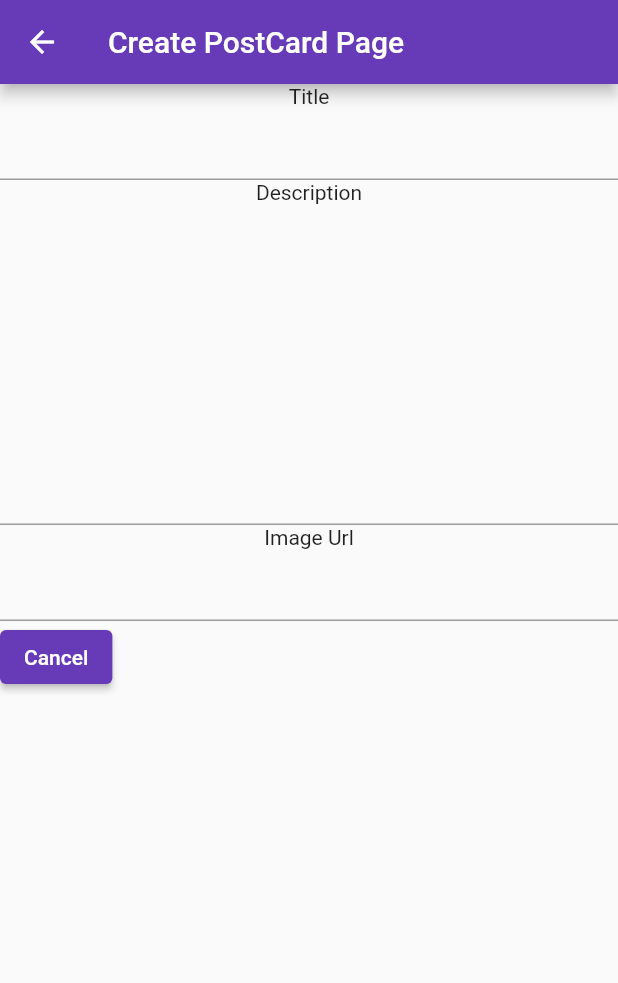
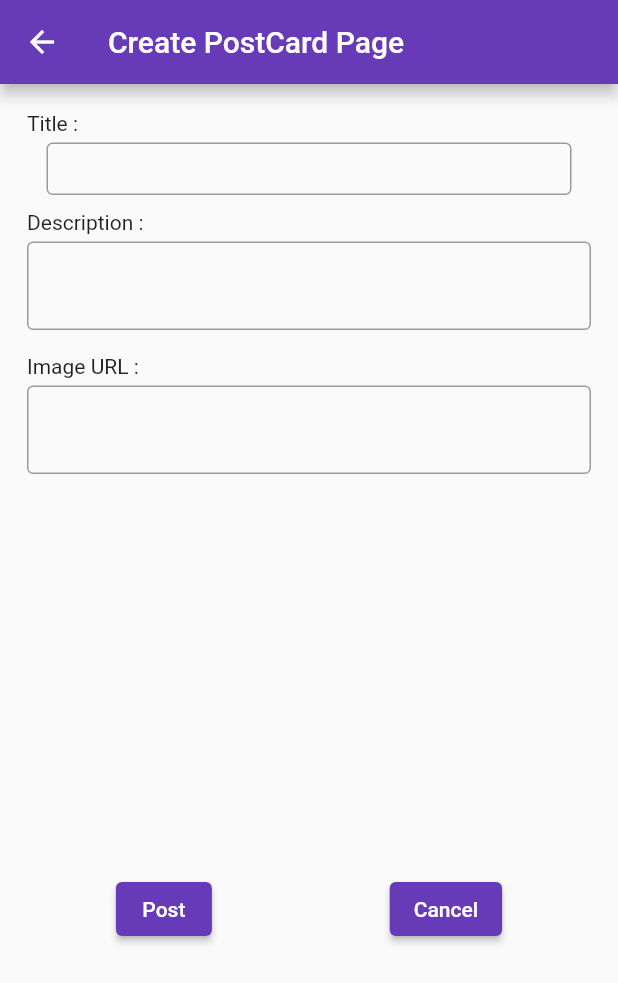
Before and after one commit to barbarajilo/Mobile-Final-Project, a Flutter app: the CreatePostPage screen opened directly, on a phone screen of 412 x 824 dp. Shown: the top 983 px of the screen. Run offline on Flutter 3.47's test engine with Material 2 defaults, Android fonts, the phone set to English and light mode, and no system bars; our stand-ins replace bloc, flutter_bloc; missing offline and left inert: favorite_button; network calls fail.

Commit message:
create post page latest update

```diff
--- a/final_project/lib/createpost.dart
+++ b/final_project/lib/createpost.dart
@@ -1,6 +1,9 @@
+import 'dart:convert';
+
+import 'package:final_project/homepage.dart';
 import 'package:flutter/material.dart';
+import 'package:web_socket_channel/io.dart';
 //import 'package:flutter_bloc/flutter_bloc.dart';
-
 
 class CreatePostPage extends StatefulWidget {
   const CreatePostPage({Key? key}) : super(key: key);
@@ -10,23 +13,60 @@ class CreatePostPage extends StatefulWidget {
 }
 
 class _CreatePostPageState extends State<CreatePostPage> {
-  final _titleTextField = TextEditingController();
-  final _descriptionTextField = TextEditingController();
-  final _imgUrlTextField = TextEditingController();
+  final titleTextField = TextEditingController();
+  final descriptionTextField = TextEditingController();
+  final imgUrlTextField = TextEditingController();
 
+  final channel =
+      IOWebSocketChannel.connect('ws://besquare-demo.herokuapp.com');
+
+  void signInProcess() {
+    channel.sink.add('{"type": "sign_in", "data": {"name" : "barb"}}');
+  }
+
+  createPostRequest() {
+    String titleFieldCheck = titleTextField.text;
+    String descriptionFieldCheck = descriptionTextField.text;
+    String imageFieldCheck = imgUrlTextField.text;
+
+    if (titleFieldCheck == '' ||
+        descriptionFieldCheck == '' ||
+        imageFieldCheck == '') {
+      final snackBar = SnackBar(
+        content: const Text("Fill in all details!"),
+        action: SnackBarAction(label: 'X', onPressed: () {}),
+      );
+
+      print("Empty field");
+    } else {
+      channel.stream.listen((event) {
+        final decodedMessage = jsonDecode(event);
+        print(decodedMessage);
+
+        channel.sink.close();
+      });
+
+      channel.sink.add(
+          '{"type": "create_post", "data": {"title": "$titleFieldCheck", "description": "$descriptionFieldCheck", "image": "$imageFieldCheck"}}');
+
+      Navigator.push(
+          context, MaterialPageRoute(builder: (context) => MyMainHomePage()));
+    }
+  }
 
   @override
   void initState() {
     super.initState();
+    signInProcess();
   }
 
-  @override
+  /*@override
   void dispose() {
-    _titleTextField.dispose();
-    _descriptionTextField.dispose();
-    _imgUrlTextField.dispose();
+    titleTextField.dispose();
+    descriptionTextField.dispose();
+    imgUrlTextField.dispose();
     super.dispose();
-  }
+  }*/
 
   @override
   Widget build(BuildContext context) {
@@ -34,36 +74,83 @@ class _CreatePostPageState extends State<CreatePostPage> {
         appBar: AppBar(
           title: const Text('Create PostCard Page'),
         ),
-      body: Column(
+        //backgroundColor: Colors.white,
+        body: Container(
+          margin: EdgeInsets.all(18),
+          child: SingleChildScrollView(
+            child: Column(
+              mainAxisAlignment: MainAxisAlignment.start,
               children: [
-          Column(
-            children: <Widget>[
-              const Text('Title'),
-              TextFormField(
-                controller: _titleTextField,
-                maxLines: 1,
+                Row(children: [Text('Title : ')]),
+                Container(
+                  padding: EdgeInsets.only(bottom: 10, top: 5),
+                  height: 50,
+                  width: 350,
+                  child: TextField(
+                    controller: titleTextField,
+                    decoration: InputDecoration(
+                        border: OutlineInputBorder()),
                   ),
-              const Text('Description'),
-              TextFormField(
-                controller: _descriptionTextField,
-                maxLines: 10,
                 ),
-              const Text('Image Url'),
-              TextFormField(
-                controller: _imgUrlTextField,
-                maxLines: 1,
-              ),
+                Row(
+                  children: [
+                    Text('Description : '),
                   ],
                 ),
+                Container(
+                  height: 80,
+                  width: 400,
+                  padding: EdgeInsets.only(bottom: 10, top: 5),
+                  child: TextField(
+                    controller: descriptionTextField,
+                    keyboardType: TextInputType.multiline,
+                    maxLines: null,
+                    decoration: InputDecoration(
+                        border: OutlineInputBorder()),
+                  ),
+                ),
                 Row(
-            children: <Widget>[
+                  children: [
+                    Text('Image URL : '),
+                  ],
+                ),
+                Container(
+                  height: 80,
+                  padding: EdgeInsets.only(top: 5),
+                  child: TextField(
+                    controller: imgUrlTextField,
+                    keyboardType: TextInputType.multiline,
+                    decoration: InputDecoration(
+                      border: OutlineInputBorder(),
+                    ),
+                  ),
+                ),
+                Padding(
+                  padding: EdgeInsets.only(top: 250),
+                  child: Row(
+                    mainAxisAlignment: MainAxisAlignment.spaceAround,
+                    children: [
                       ElevatedButton(
                         onPressed: () {
-                  Navigator.of(context).pop();
+                          createPostRequest();
                         },
-                child: const Text('Cancel'),
+                        child: Text('Post'),
                       ),
+                      ElevatedButton(
+                          onPressed: () {
+                            Navigator.push(
+                                context,
+                                MaterialPageRoute(
+                                    builder: (context) => MyMainHomePage()));
+                          },
+                          child: Text('Cancel')
+                      )
                     ],
-      )]));
+                  ),
+                )
+              ],
+            ),
+          ),
+        ));
   }
 }
```
Also changed, not shown: final_project/lib/homepage.dart (+15 -1 lines). Lines whose indentation alone changed are shown as unchanged.
